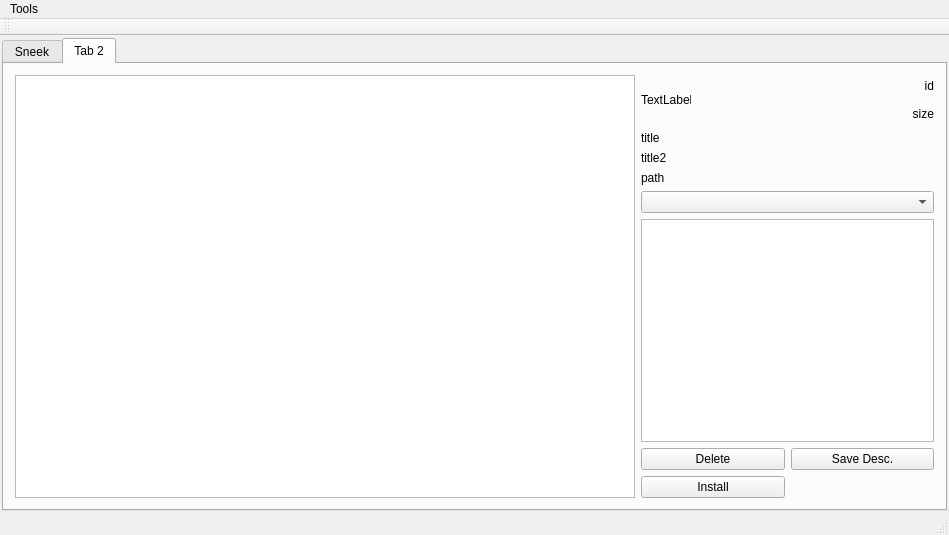
Qt form saveToy/mainwindow.ui (martravi/wiiqt) before a commit.
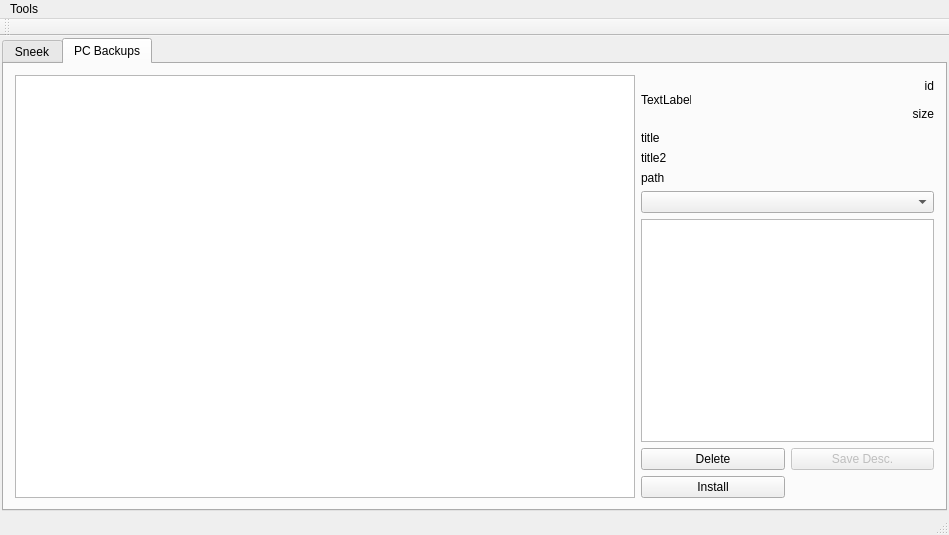
The same form after that commit.

```diff
--- a/saveToy/mainwindow.ui
+++ b/saveToy/mainwindow.ui
@@ -177,7 +177,7 @@
       </widget>
       <widget class="QWidget" name="tab_2">
        <attribute name="title">
-        <string>Tab 2</string>
+        <string>PC Backups</string>
        </attribute>
        <layout class="QGridLayout" name="gridLayout_4">
         <item row="0" column="0">
@@ -313,6 +313,9 @@
             </item>
             <item row="0" column="1">
              <widget class="QPushButton" name="pushButton_pc_saveDesc">
+              <property name="enabled">
+               <bool>false</bool>
+              </property>
               <property name="text">
                <string>Save Desc.</string>
               </property>
```
Left out of the diff: 30 changed lines with no effect on the pictures.
